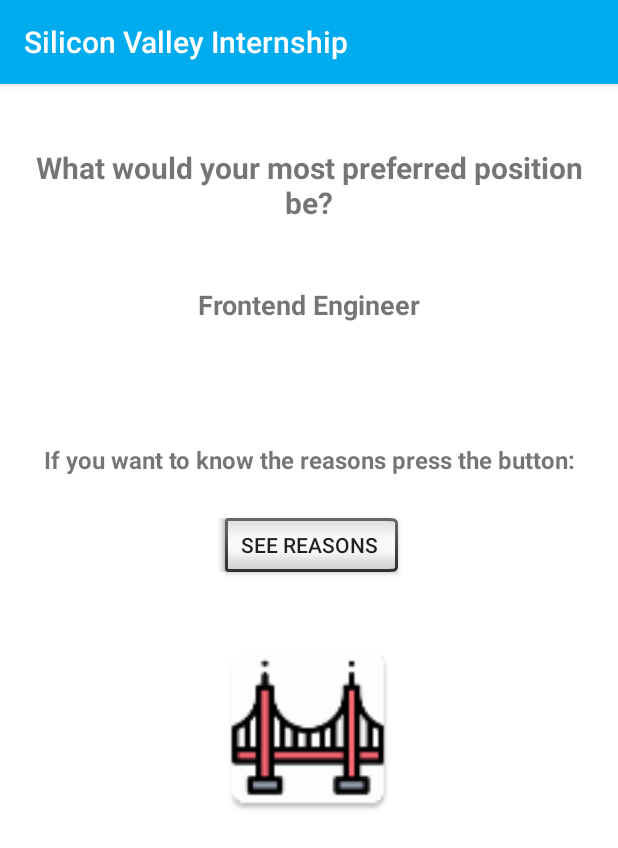
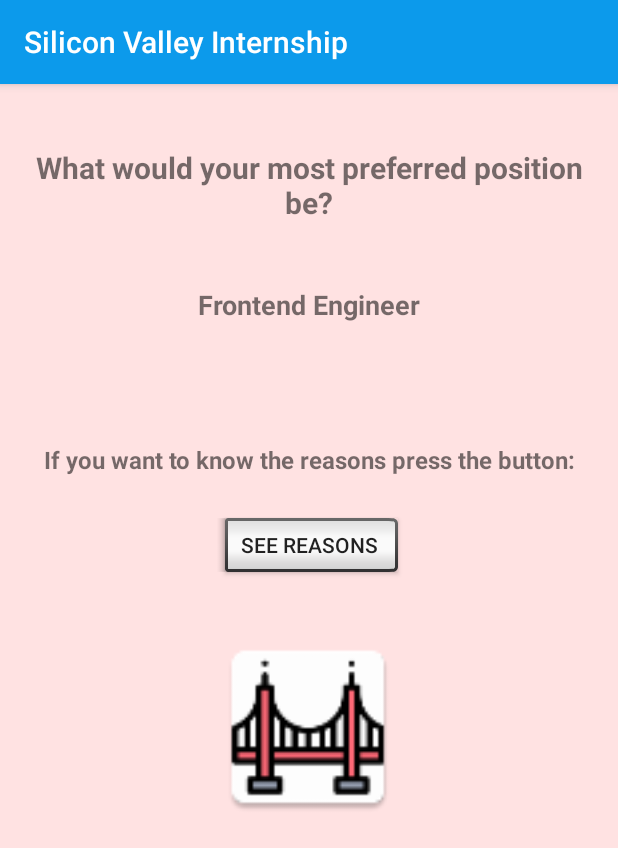
Before and after one commit to jesustf97/SVIP, an Android app: the screen it shows after launch (QuestionActivity), on a phone screen of 412 x 824 dp. Shown: the top 848 px of the screen. Run offline under Robolectric (Android 15) with nearby library versions, the phone set to English and light mode, and no system bars; Roboto replaces fonts that are not available here.

Commit message:
Update UI colors

```diff
--- a/app/src/main/res/values/colors.xml
+++ b/app/src/main/res/values/colors.xml
@@ -1,10 +1,10 @@
 <?xml version="1.0" encoding="utf-8"?>
 <resources>
-    <color name="colorPrimary">#00acee</color>
+    <color name="colorPrimaryTest">#00acee</color>
+    <color name="colorPrimary">#0C9AEB</color>
     <color name="colorPrimaryDark">#3b5998 </color>
     <color name="colorAccent">#D81B60</color>
     <color name="colorIcons">#f9f8f8</color>
     <color name="colorTextBlack">#020202</color>
-    <color name="colorScreenBackground">#FFFFFF</color>
-
+    <color name="colorScreenBackground">#FFE2E2</color>
 </resources>
```
